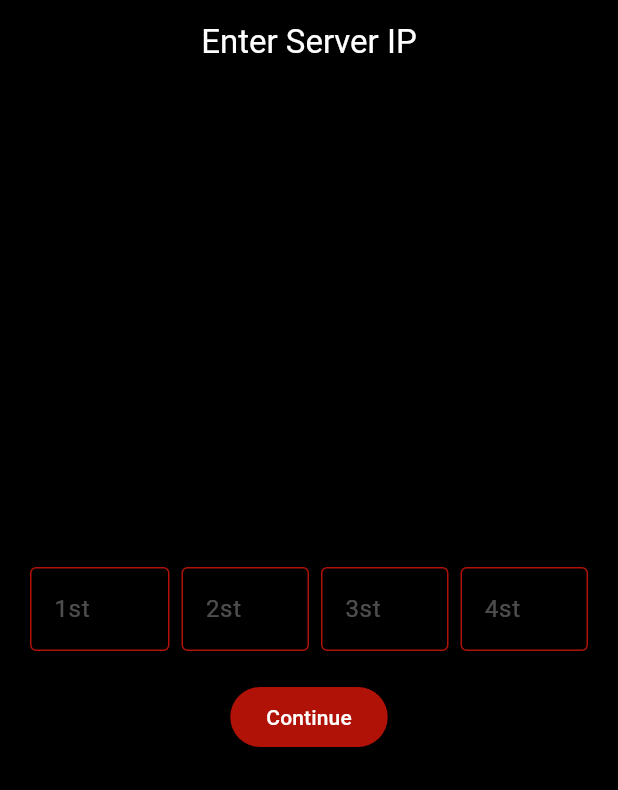
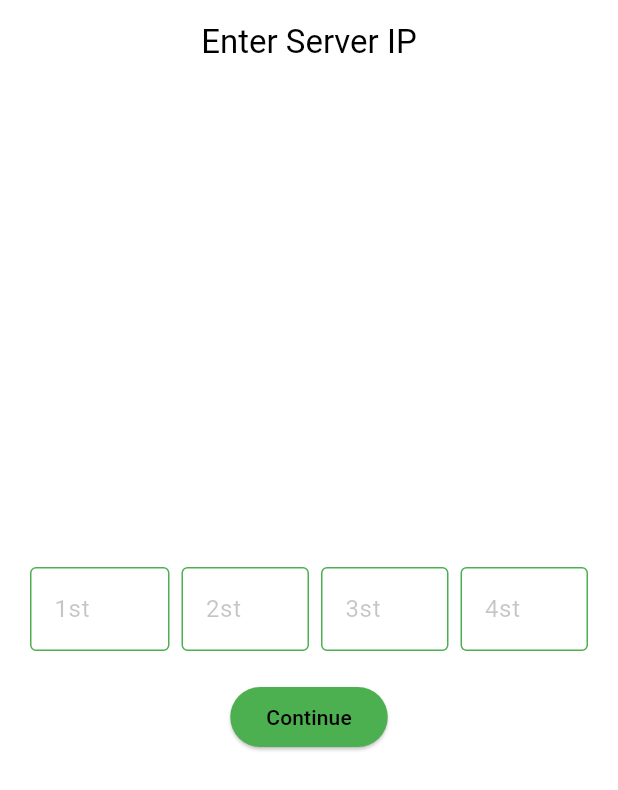
Before and after one commit to Ahmed-Saber-Mohammed/dashcam, a Flutter app: the screen it shows after launch, on a phone screen of 412 x 824 dp. Shown: the top 790 px of the screen. Run offline on Flutter 3.47's test engine with Material 3 defaults, Android fonts, the phone set to English and light mode, and no system bars; our stand-ins replace dio, video_player; missing offline and left inert: flutter_file_downloader.

Commit message:
changing colors of the first page

```diff
--- a/lib/enter_server_url_page.dart
+++ b/lib/enter_server_url_page.dart
@@ -34,10 +34,10 @@ class _EnterServerIPPageState extends State<EnterServerIPPage> {
   @override
   Widget build(BuildContext context) {
     return Scaffold(
-      backgroundColor: Colors.black,
+      backgroundColor: Colors.white,
       appBar: AppBar(
-        title: const Text("Enter Server IP", style: TextStyle(color: Colors.white)),
-        backgroundColor: Colors.black,
+        title: const Text("Enter Server IP", style: TextStyle(color: Colors.black)),
+        backgroundColor: Colors.white,
         centerTitle: true,
       ),
       body: Padding(
@@ -54,16 +54,16 @@ class _EnterServerIPPageState extends State<EnterServerIPPage> {
                       controller: ipControllers[i],
                       keyboardType: TextInputType.number,
                       maxLength: 3,
-                      style: const TextStyle(color: Colors.white),
+                      style: const TextStyle(color: Colors.black),
                       decoration: InputDecoration(
                         counterText: "",
                         hintText: "${i + 1}st",
-                        hintStyle: const TextStyle(color: Colors.white30),
+                        hintStyle: const TextStyle(color: Color.fromARGB(77, 65, 58, 58)),
                         enabledBorder: const OutlineInputBorder(
-                          borderSide: BorderSide(color: Color.fromARGB(255, 177, 18, 7)),
+                          borderSide: BorderSide(color: Colors.green),
                         ),
                         focusedBorder: const OutlineInputBorder(
-                          borderSide: BorderSide(color: Color.fromARGB(255, 177, 18, 7), width: 2),
+                          borderSide: BorderSide(color: Colors.green, width: 2),
                         ),
                       ),
                     ),
@@ -75,9 +75,9 @@ class _EnterServerIPPageState extends State<EnterServerIPPage> {
             ElevatedButton(
               onPressed: _navigateToDetectedList,
               style: ElevatedButton.styleFrom(
-                backgroundColor: const Color.fromARGB(255, 177, 18, 7),
+                backgroundColor: Colors.green,
               ),
-              child: const Text("Continue", style: TextStyle(color: Colors.white)),
+              child: const Text("Continue", style: TextStyle(color: Colors.black)),
             ),
           ],
         ),
```
Also changed, not shown: lib/detected_details.dart (+17 -6 lines), lib/detected_list.dart (+4 -3 lines).
